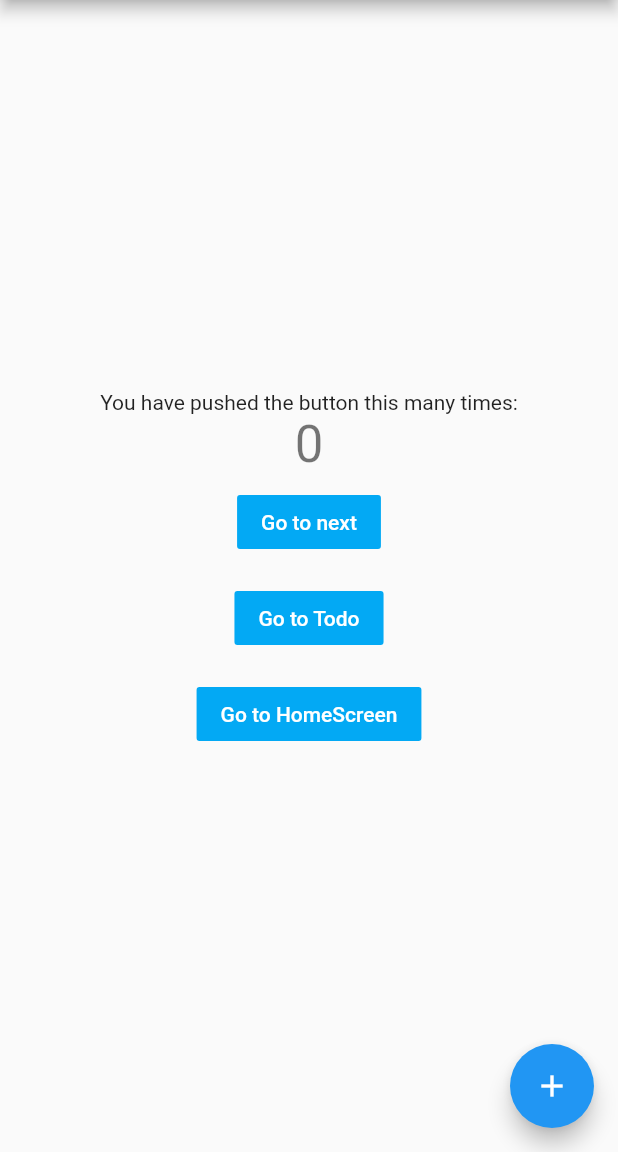
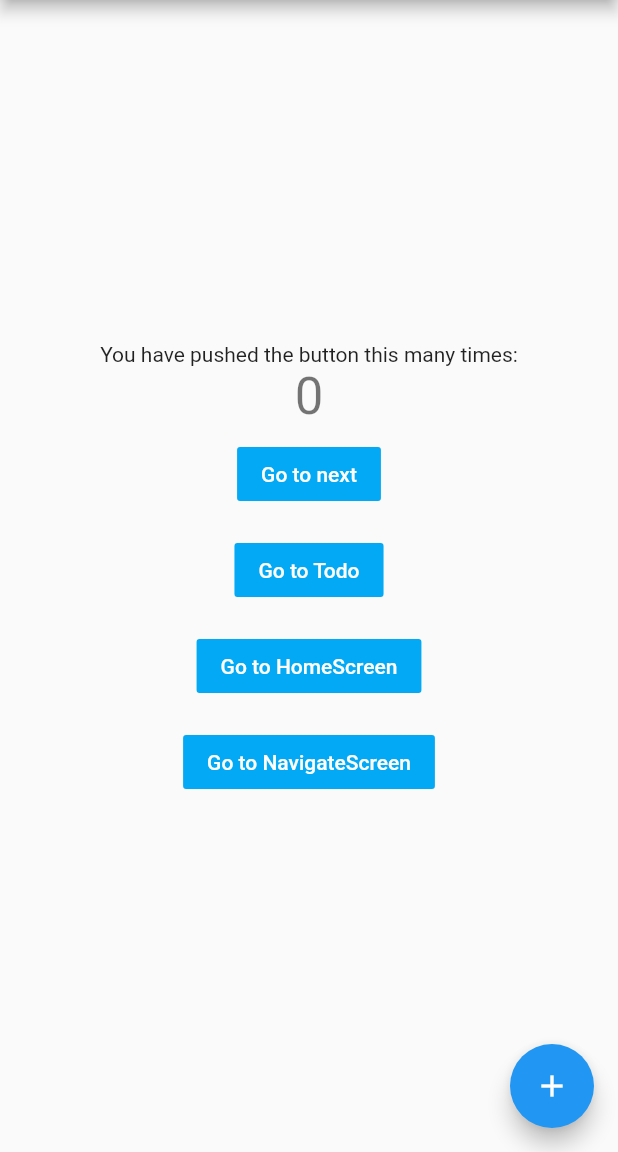
Before and after one commit to kakueki61/flutter_sample, a Flutter app: the screen it shows after launch, on a phone screen of 412 x 824 dp, the part 84-1236 px from its top. Run offline on Flutter 3.47's test engine with Material 2 defaults, Android fonts, the phone set to English and light mode, and no system bars.

```diff
--- a/lib/main.dart
+++ b/lib/main.dart
@@ -2,6 +2,7 @@ import 'package:flutter/material.dart';
 import 'next_screen.dart';
 import 'todo_screen.dart';
 import 'home_screen.dart';
+import 'navigate_screen.dart';
 
 void main() => runApp(new MyApp());
 
@@ -78,6 +79,14 @@ class _MyHomePageState extends State<MyHomePage> {
                 color: Colors.lightBlue,
                 onPressed: _navigateToHome),
             ),
+            new Padding(
+              padding: const EdgeInsets.all(8.0),
+              child: new FlatButton(
+                child: new Text('Go to NavigateScreen'),
+                textColor: Colors.white,
+                color: Colors.lightBlue,
+                onPressed: _navigateToNavigate),
+            ),
           ],
         ),
       ),
@@ -106,4 +115,10 @@ class _MyHomePageState extends State<MyHomePage> {
       new HomeScreen()
     ));
   }
+
+  void _navigateToNavigate() {
+    Navigator.push(context, new MaterialPageRoute(builder: (context) =>
+    new NavigateScreen()
+    ));
+  }
 }
```
